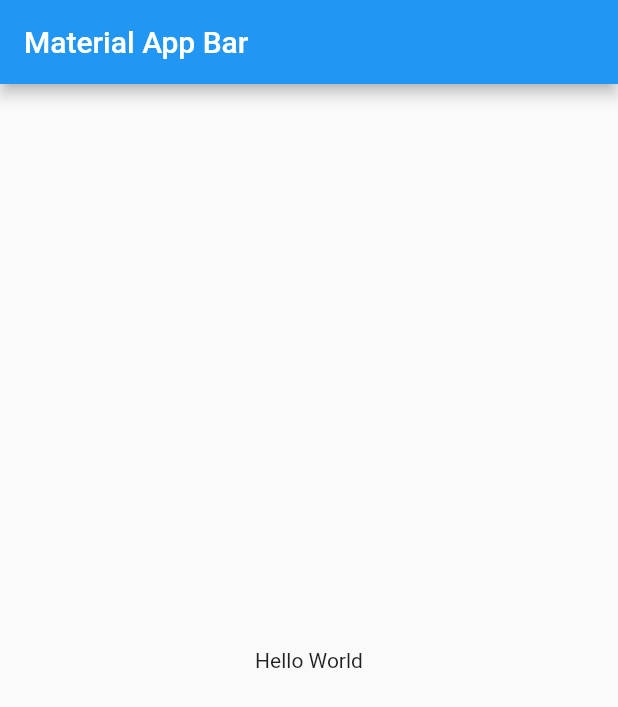
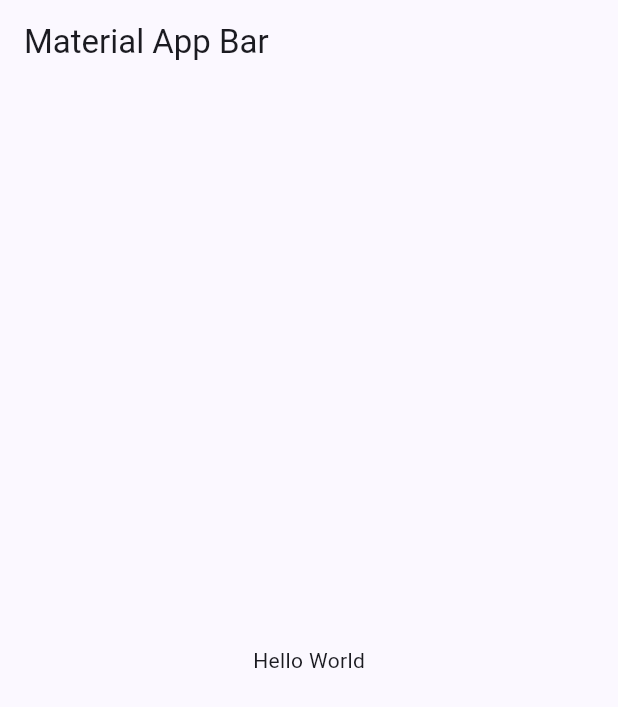
Before and after one commit to LbStoyanov/Cinemania, a Flutter app: the screen it shows after launch, on a phone screen of 412 x 824 dp. Shown: the top 707 px of the screen. Run offline on Flutter 3.47's test engine with Material 2 defaults, Android fonts, the phone set to English and light mode, and no system bars.

Commit message:
Project creation

```diff
--- /dev/null
+++ b/cinemania/lib/config/router/app_router.dart
@@ -0,0 +1 @@
+import 'package:flutter/material.dart';
--- /dev/null
+++ b/cinemania/lib/config/theme/app_theme.dart
@@ -0,0 +1,8 @@
+import 'package:flutter/material.dart';
+
+class AppTheme{
+  ThemeData getTheme() => ThemeData(
+    useMaterial3: true,
+    colorSchemeSeed: const Color.fromARGB(255, 3, 28, 245),
+  );
+}
--- a/cinemania/lib/main.dart
+++ b/cinemania/lib/main.dart
@@ -1,3 +1,4 @@
+import 'package:cinemania/config/theme/app_theme.dart';
 import 'package:flutter/material.dart';
 
 void main() => runApp(const MyApp());
@@ -10,6 +11,7 @@ class MyApp extends StatelessWidget {
     return MaterialApp(
       debugShowCheckedModeBanner: false,
       title: 'Material App',
+      theme: AppTheme().getTheme(),
       home: Scaffold(
         appBar: AppBar(
           title: const Text('Material App Bar'),
```
